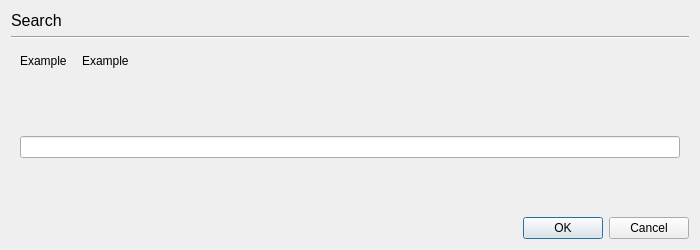
Before: the Qt Designer form resources/ui/search.ui in devhotteok/TwitchLink, drawn with Qt 5.
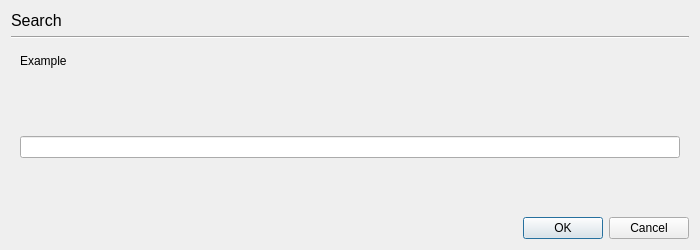
After: the same form once the commit is applied.

What changed in the file:
```diff
--- a/resources/ui/search.ui
+++ b/resources/ui/search.ui
@@ -65,19 +65,27 @@
        </widget>
       </item>
       <item row="0" column="1">
-       <widget class="QLabel" name="searchExample">
-        <property name="sizePolicy">
-         <sizepolicy hsizetype="Ignored" vsizetype="Preferred">
-          <horstretch>0</horstretch>
-          <verstretch>0</verstretch>
-         </sizepolicy>
-        </property>
-        <property name="text">
-         <string>Example</string>
-        </property>
-        <property name="alignment">
-         <set>Qt::AlignLeading|Qt::AlignLeft|Qt::AlignTop</set>
-        </property>
+       <widget class="QWidget" name="searchExampleArea" native="true">
+        <layout class="QFormLayout" name="searchExampleAreaLayout">
+         <property name="horizontalSpacing">
+          <number>10</number>
+         </property>
+         <property name="verticalSpacing">
+          <number>3</number>
+         </property>
+         <property name="leftMargin">
+          <number>0</number>
+         </property>
+         <property name="topMargin">
+          <number>0</number>
+         </property>
+         <property name="rightMargin">
+          <number>0</number>
+         </property>
+         <property name="bottomMargin">
+          <number>0</number>
+         </property>
+        </layout>
        </widget>
       </item>
      </layout>
```
